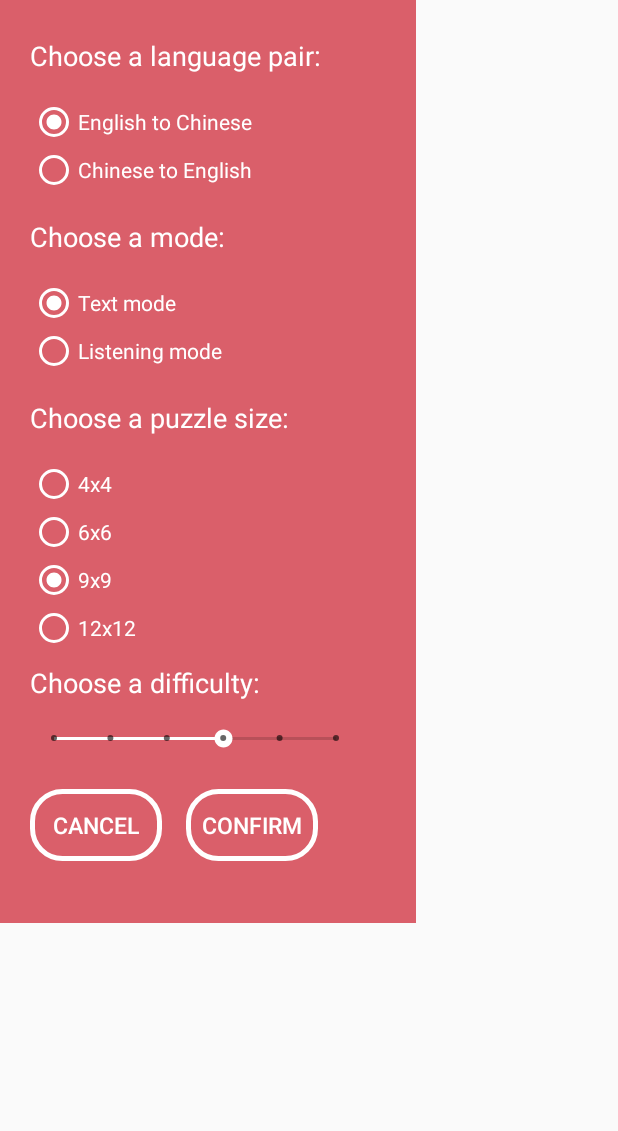
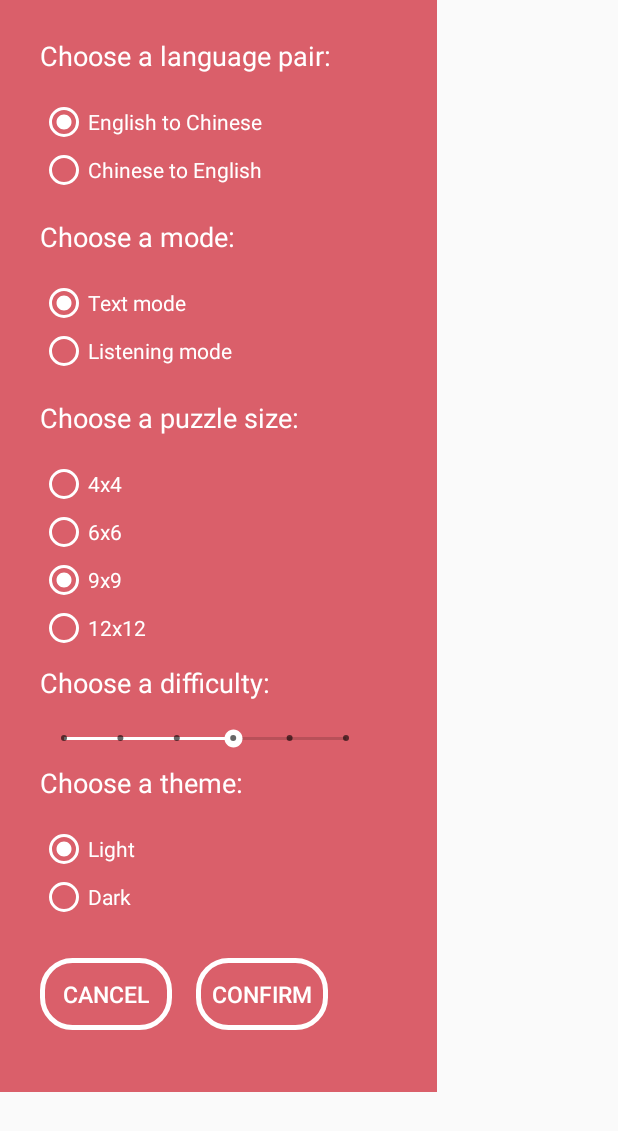
Before and after one commit to arian233/SudokuGame, an Android app: the layout setting_dialog.xml on its own in the app's theme, with its tools: preview values and no code run, on a phone screen of 412 x 824 dp. Shown: the top 1131 px of the screen. Run offline under Robolectric (Android 15) with nearby library versions, the phone set to English and light mode, and no system bars.

Commit message:
v3.3 added a theme functionality

```diff
--- a/app/src/main/java/com/cmpt276/lota/sudoku/controller/GifActivity.java
+++ b/app/src/main/java/com/cmpt276/lota/sudoku/controller/GifActivity.java
@@ -12,7 +12,6 @@ public class GifActivity extends AppCompatActivity {
     protected void onCreate(Bundle savedInstanceState) {
         super.onCreate(savedInstanceState);
         getWindow().requestFeature(Window.FEATURE_ACTION_BAR);
-        //getSupportActionBar().hide();
         setContentView(R.layout.activity_gif);
     }
 }
--- a/app/src/main/res/layout-land/activity_sudoku.xml
+++ b/app/src/main/res/layout-land/activity_sudoku.xml
@@ -6,6 +6,12 @@
     android:layout_width="match_parent"
     android:layout_height="match_parent"
     tools:context=".controller.SudokuActivity">
+
+    <ImageView
+        android:id="@+id/imgPlaylistItemBg"
+        android:layout_width="match_parent"
+        android:layout_height="match_parent"
+        android:background="@color/colorAccent"/>
 
     <Chronometer
         android:id="@+id/timer"
--- a/app/src/main/res/layout-large-land/activity_sudoku.xml
+++ b/app/src/main/res/layout-large-land/activity_sudoku.xml
@@ -6,6 +6,12 @@
     android:layout_width="match_parent"
     android:layout_height="match_parent"
     tools:context=".controller.SudokuActivity">
+
+    <ImageView
+        android:id="@+id/imgPlaylistItemBg"
+        android:layout_width="match_parent"
+        android:layout_height="match_parent"
+        android:background="@color/colorAccent" />
 
     <Chronometer
         android:id="@+id/timer"
--- a/app/src/main/res/layout/activity_sudoku.xml
+++ b/app/src/main/res/layout/activity_sudoku.xml
@@ -7,6 +7,12 @@ xmlns:app="http://schemas.android.com/apk/res-auto"
 android:layout_width="match_parent"
 android:layout_height="match_parent"
 tools:context=".controller.SudokuActivity">
+
+    <ImageView
+        android:id="@+id/imgPlaylistItemBg"
+        android:layout_width="match_parent"
+        android:layout_height="match_parent"
+        android:background="@color/colorAccent"/>
 
     <Chronometer
         android:id="@+id/timer"
--- a/app/src/main/res/layout/setting_dialog.xml
+++ b/app/src/main/res/layout/setting_dialog.xml
@@ -8,8 +8,8 @@ tools:context=".controller.WelcomeActivity">
 
     <ImageView
         android:id="@+id/dialog_imageview"
-        android:layout_width="277dp"
-        android:layout_height="615dp"
+        android:layout_width="291dp"
+        android:layout_height="728dp"
         android:background="#DA5F6A"
         android:gravity="center"
         android:scaleType="fitCenter"
@@ -221,6 +221,53 @@ tools:context=".controller.WelcomeActivity">
                 android:progressTint="@color/white"
                 android:thumbTint="@color/white" />
 
+            <TextView
+                android:id="@+id/theme_radio_group_text"
+                android:layout_width="wrap_content"
+                android:layout_height="wrap_content"
+                android:layout_marginStart="8dp"
+                android:layout_marginTop="8dp"
+                android:layout_marginEnd="8dp"
+                android:layout_marginBottom="8dp"
+                android:gravity="center_horizontal"
+                android:text="@string/theme_option"
+                android:textColor="#FFFFFF"
+                android:textSize="18sp"
+                app:layout_constraintBottom_toBottomOf="parent"
+                app:layout_constraintEnd_toEndOf="parent"
+                app:layout_constraintHorizontal_bias="0.0"
+                app:layout_constraintStart_toStartOf="parent"
+                app:layout_constraintTop_toBottomOf="@+id/lan_radio_group"
+                app:layout_constraintVertical_bias="0.01999998" />
+
+            <RadioGroup
+                android:id="@+id/theme_radio_group"
+                android:layout_width="wrap_content"
+                android:layout_height="wrap_content"
+                android:layout_marginStart="8dp"
+                android:layout_marginTop="8dp"
+                app:layout_constraintStart_toStartOf="parent"
+                app:layout_constraintTop_toBottomOf="@+id/seekBar2">
+
+                <RadioButton
+                    android:id="@+id/lightTheme"
+                    android:layout_width="wrap_content"
+                    android:layout_height="wrap_content"
+                    android:buttonTint="@color/white"
+                    android:text="@string/light_button"
+                    android:textColor="#FFFFFF"
+                    android:checked="true"/>
+
+                <RadioButton
+                    android:id="@+id/darkTheme"
+                    android:layout_width="wrap_content"
+                    android:layout_height="wrap_content"
+                    android:buttonTint="@color/white"
+                    android:text="@string/dark_button"
+                    android:textColor="#FFFFFF" />
+            </RadioGroup>
+
+
             <LinearLayout
                 android:layout_width="match_parent"
                 android:layout_height="97dp"
--- a/app/src/main/res/values/colors.xml
+++ b/app/src/main/res/values/colors.xml
@@ -2,12 +2,12 @@
 <resources>
     <color name="colorPrimary">#00E7FF</color>
     <color name="colorPrimaryDark">#08C0D5</color>
-    <color name="colorAccent">#F3528A</color>
+    <color name="colorAccent">#F3DCE3</color>
     <color name="mBackgroundPaint_Color">#D9D4CF</color>
     <color name="presetGridPaint_Color">#ABD0CE</color>
     <color name="blankGridPaint_Color">#f0e5de</color>
     <color name="gridLinePaint_Color">#7C7877</color>
     <color name="gridTextPaint_Color">#534847</color>
-    <color name="typeInButtonPaint_Color">#fffcf0</color>
+    <color name="typeInButtonPaint_Color">#7E594B</color>
     <color name="white">#FFFFFF</color>
 </resources>
--- a/app/src/main/res/values/strings.xml
+++ b/app/src/main/res/values/strings.xml
@@ -38,6 +38,10 @@
     <string name="confirm_button">Confirm</string>
     <string name="cancel_button">Cancel</string>
 
+    <string name="theme_option">Choose a theme:</string>
+    <string name="light_button">Light</string>
+    <string name="dark_button">Dark</string>
+
     <string name="difficulty_seekbar">Choose a difficulty:</string>
 
 </resources>
```
Also changed, not shown: app/src/main/java/com/cmpt276/lota/sudoku/controller/SudokuFragment.java (+38 -4 lines), app/src/main/java/com/cmpt276/lota/sudoku/controller/WelcomeActivity.java (+9 -2 lines), app/src/main/java/com/cmpt276/lota/sudoku/model/WordListLab.java (+9 -0 lines).
